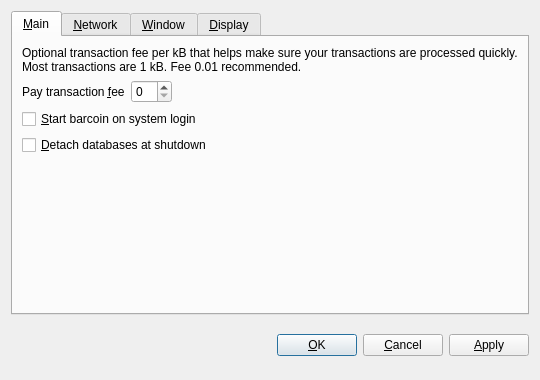
This is src/qt/forms/optionsdialog.ui in GriffGreen/Coconuts as Qt 5 draws it before an edit. The edited form follows.
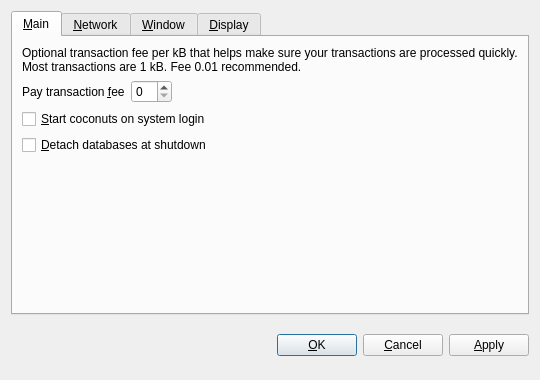
This is the edited form. The open tabs and pages were chosen to show the change. Custom widgets are drawn as their Qt base class.

The edit to the form file:
```diff
--- a/src/qt/forms/optionsdialog.ui
+++ b/src/qt/forms/optionsdialog.ui
@@ -82,7 +82,7 @@
           <string>Automatically start barcoin after logging in to the system.</string>
          </property>
          <property name="text">
-          <string>&amp;Start barcoin on system login</string>
+          <string>&amp;Start coconuts on system login</string>
          </property>
         </widget>
        </item>
```
Left out of the diff: 10 changed lines with no effect on the pictures.
